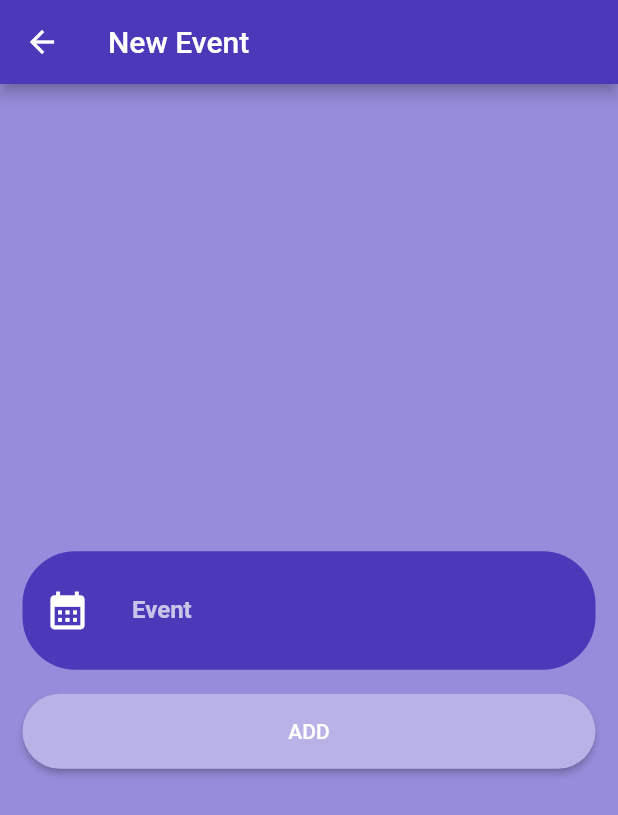
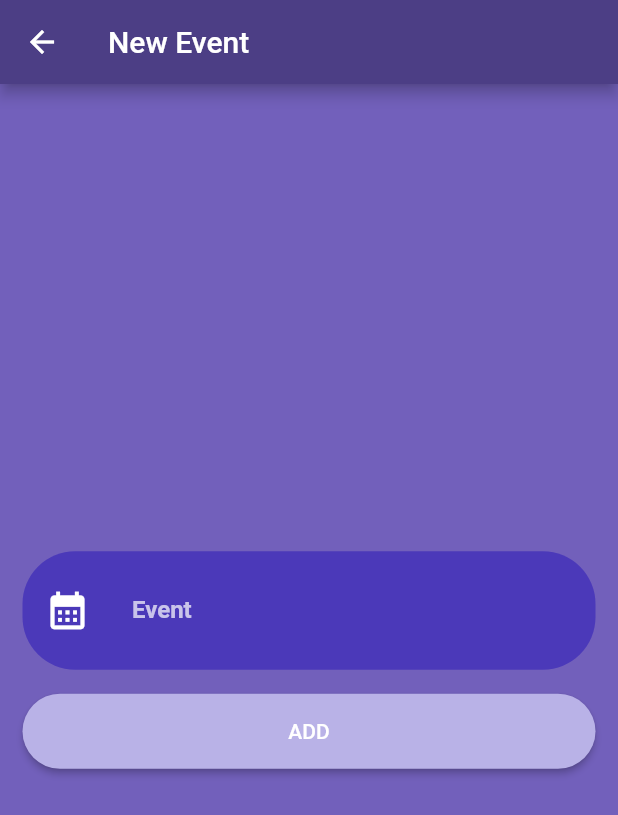
Before and after one commit to ABHISHEKgauti25/flutter_assignments, a Flutter app: the NewEventScreen screen opened directly, on a phone screen of 412 x 824 dp. Shown: the top 815 px of the screen. Run offline on Flutter 3.47's test engine with Material 2 defaults, Android fonts, the phone set to English and light mode, and no system bars.

```diff
--- a/lib/add_event.dart
+++ b/lib/add_event.dart
@@ -12,9 +12,9 @@ class _NewEventScreen extends State<NewEventScreen> {
   @override
   Widget build(BuildContext context) {
     return Scaffold(
-      backgroundColor: const Color(0xFF978CDB),
+      backgroundColor: const Color(0xFF7260BB),
       appBar: AppBar(
-        backgroundColor: const Color(0xFF4B39B9),
+        backgroundColor: const Color(0xFF4C3E85),
         title: const Text('New Event'),
         centerTitle: false,
       ),
@@ -35,10 +35,10 @@ class _NewEventScreen extends State<NewEventScreen> {
                   child: TextField(
                     style: const TextStyle(color: Colors.white),
                     maxLines: null,
-                    decoration: InputDecoration(
+                    decoration: const InputDecoration(
                       label: Text('Event',
-                          style: const TextStyle(color: Colors.white70, fontWeight: FontWeight.bold)),
-                          icon: const Icon(
+                          style: TextStyle(color: Colors.white70, fontWeight: FontWeight.bold)),
+                          icon: Icon(
                           Icons.calendar_month,
                           color: Colors.white,
                           size: 30,
@@ -66,7 +66,15 @@ class _NewEventScreen extends State<NewEventScreen> {
                   ),
                   onPressed: () {
                     String neweventText = _textEditingController.text;
+                    if (neweventText != "") {
+                      Navigator.of(context).pop(neweventText);
+                    }
+                    else {
+                      Navigator.pop(context);
+                    }
+
                     Navigator.of(context).pop(neweventText);
+
                   },
                   child: const Text('ADD'),
                 ),
```
Also changed, not shown: lib/main.dart (+38 -24 lines).
